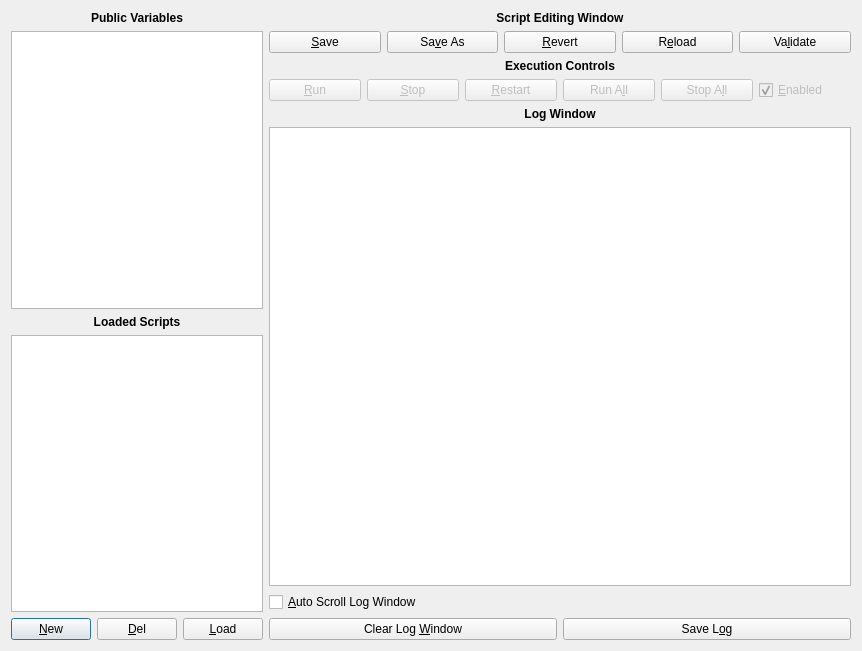
Qt form ui/scriptingwindow.ui (SuperSuave/SavvyLens) before a commit.
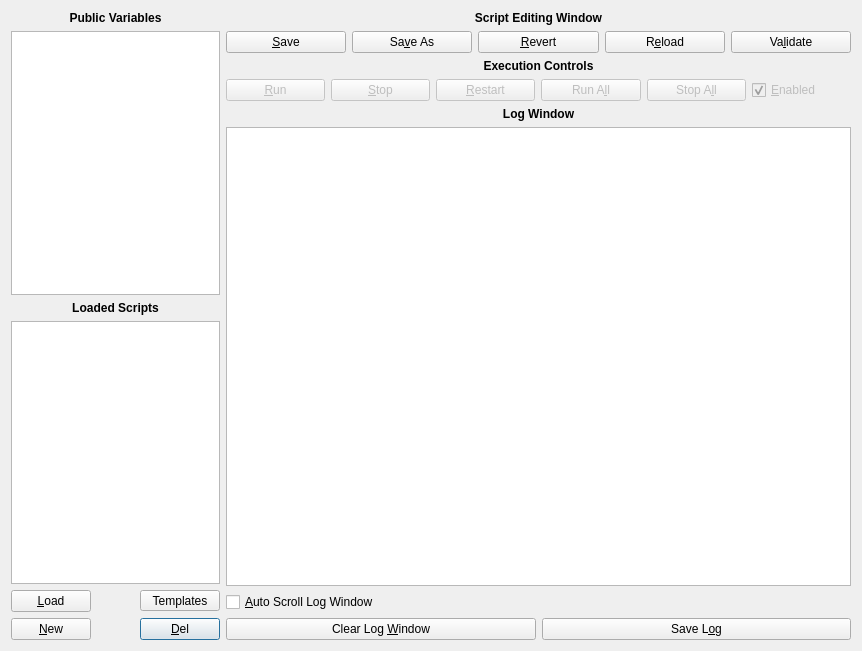
The same form after that commit.

Commit message: Add folder-based scenario templates and pre-run public variables

Patch:
```diff
--- a/ui/scriptingwindow.ui
+++ b/ui/scriptingwindow.ui
@@ -13,7 +13,7 @@
   <property name="windowTitle">
    <string>Scripting Interface</string>
   </property>
-  <layout class="QHBoxLayout" name="horizontalLayout" stretch="1,4">
+  <layout class="QHBoxLayout" name="horizontalLayout" stretch="1,3">
    <item>
     <layout class="QVBoxLayout" name="verticalLayout_2">
      <item>
@@ -53,28 +53,68 @@
       <widget class="QListWidget" name="listLoadedScripts"/>
      </item>
      <item>
-      <layout class="QHBoxLayout" name="horizontalLayout_3">
-       <item>
-        <widget class="QPushButton" name="btnNewScript">
-         <property name="text">
-          <string>&amp;New</string>
-         </property>
-        </widget>
-       </item>
-       <item>
+      <layout class="QGridLayout" name="gridLayout" columnstretch="1,1,0">
+       <item row="1" column="2">
         <widget class="QPushButton" name="btnRemoveScript">
+         <property name="sizePolicy">
+          <sizepolicy hsizetype="MinimumExpanding" vsizetype="Fixed">
+           <horstretch>0</horstretch>
+           <verstretch>0</verstretch>
+          </sizepolicy>
+         </property>
          <property name="text">
           <string>&amp;Del</string>
          </property>
         </widget>
        </item>
-       <item>
+       <item row="1" column="0">
+        <widget class="QPushButton" name="btnNewScript">
+         <property name="sizePolicy">
+          <sizepolicy hsizetype="MinimumExpanding" vsizetype="Fixed">
+           <horstretch>0</horstretch>
+           <verstretch>0</verstretch>
+          </sizepolicy>
+         </property>
+         <property name="text">
+          <string>&amp;New</string>
+         </property>
+        </widget>
+       </item>
+       <item row="0" column="0">
         <widget class="QPushButton" name="btnLoadScript">
+         <property name="sizePolicy">
+          <sizepolicy hsizetype="MinimumExpanding" vsizetype="Fixed">
+           <horstretch>0</horstretch>
+           <verstretch>0</verstretch>
+          </sizepolicy>
+         </property>
          <property name="text">
           <string>&amp;Load</string>
          </property>
         </widget>
        </item>
+       <item row="0" column="2">
+        <widget class="QToolButton" name="btnInsertTemplate">
+         <property name="sizePolicy">
+          <sizepolicy hsizetype="MinimumExpanding" vsizetype="Fixed">
+           <horstretch>0</horstretch>
+           <verstretch>0</verstretch>
+          </sizepolicy>
+         </property>
+         <property name="toolTip">
+          <string>Create an editable script from a scenario template</string>
+         </property>
+         <property name="text">
+          <string>Templates</string>
+         </property>
+         <property name="popupMode">
+          <enum>QToolButton::InstantPopup</enum>
+         </property>
+         <property name="toolButtonStyle">
+          <enum>Qt::ToolButtonTextOnly</enum>
+         </property>
+        </widget>
+       </item>
       </layout>
      </item>
     </layout>
```
Left out of the diff: 1 changed line with no effect on the pictures. The commit also changes 14 other files.
